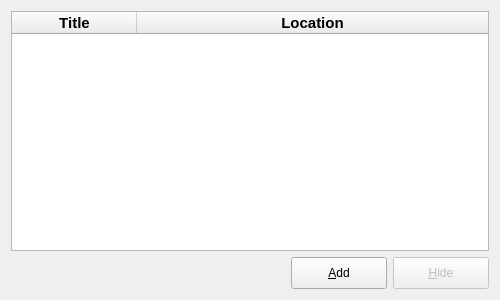
Qt form forms/opencontestwidget.ui (Project-LemonLime/Project_LemonLime) before a commit.
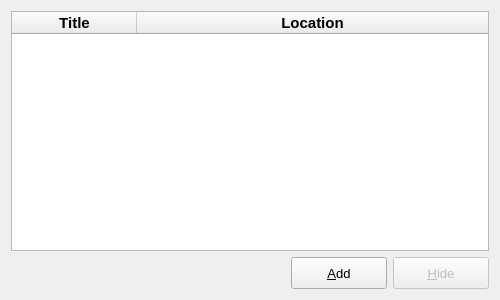
The same form after that commit. Icons and pictures are not drawn.

The edit to the form file:
```diff
--- a/forms/opencontestwidget.ui
+++ b/forms/opencontestwidget.ui
@@ -133,6 +133,13 @@
            <height>32</height>
           </size>
          </property>
+         <property name="font">
+          <font>
+           <pointsize>10</pointsize>
+           <weight>50</weight>
+           <bold>false</bold>
+          </font>
+         </property>
          <property name="text">
           <string>&amp;Add</string>
          </property>
@@ -156,6 +163,13 @@
            <height>32</height>
           </size>
          </property>
+         <property name="font">
+          <font>
+           <pointsize>10</pointsize>
+           <weight>50</weight>
+           <bold>false</bold>
+          </font>
+         </property>
          <property name="text">
           <string>&amp;Hide</string>
          </property>
```
Left out of the diff: 8 changed lines with no effect on the pictures.
